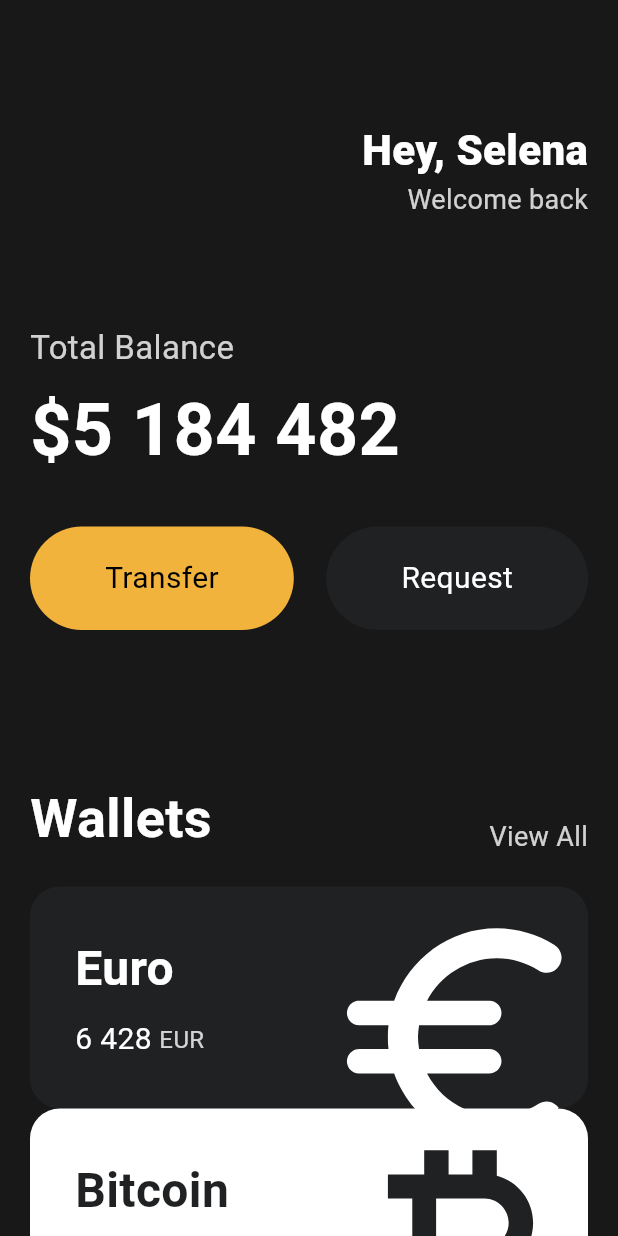
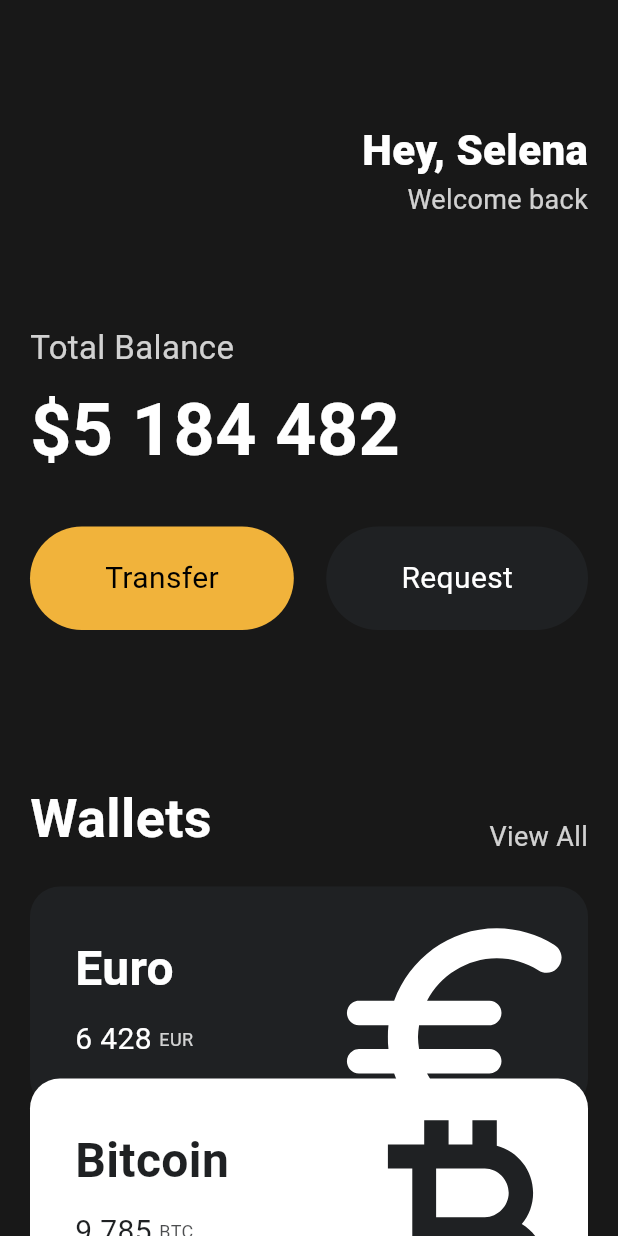
Before and after one commit to sdcomms4227/toonflix, a Flutter app: the screen it shows after launch, on a phone screen of 412 x 824 dp. Run offline on Flutter 3.47's test engine with Material 3 defaults, Android fonts, the phone set to English and light mode, and no system bars.

Commit message:
Complete 3rd.

```diff
--- a/lib/main.dart
+++ b/lib/main.dart
@@ -12,7 +12,8 @@ class App extends StatelessWidget {
     return MaterialApp(
       home: Scaffold(
         backgroundColor: Color(0xFF181818),
-        body: Padding(
+        body: SingleChildScrollView(
+          child: Padding(
             padding: EdgeInsets.symmetric(horizontal: 20),
             child: Column(
               crossAxisAlignment: CrossAxisAlignment.start,
@@ -105,6 +106,7 @@ class App extends StatelessWidget {
                   amount: '6 428',
                   icon: Icons.euro_rounded,
                   isInverted: false,
+                  order: 1,
                 ),
                 CurrencyCard(
                   name: 'Bitcoin',
@@ -112,8 +114,18 @@ class App extends StatelessWidget {
                   amount: '9 785',
                   icon: Icons.currency_bitcoin,
                   isInverted: true,
+                  order: 2,
+                ),
+                CurrencyCard(
+                  name: 'Dollar',
+                  code: 'USD',
+                  amount: '428',
+                  icon: Icons.attach_money_outlined,
+                  isInverted: false,
+                  order: 3,
                 ),
               ],
+            ),
           ),
         ),
       ),
@@ -155,6 +167,7 @@ class CurrencyCard extends StatelessWidget {
   final String name, code, amount;
   final IconData icon;
   final bool isInverted;
+  final int order;
 
   final blackColor = Color(0xFF1F2123);
 
@@ -165,11 +178,14 @@ class CurrencyCard extends StatelessWidget {
     required this.amount,
     required this.icon,
     required this.isInverted,
+    required this.order,
   });
 
   @override
   Widget build(BuildContext context) {
-    return Container(
+    return Transform.translate(
+      offset: Offset(0, -20 * (order - 1)),
+      child: Container(
         clipBehavior: Clip.hardEdge,
         decoration: BoxDecoration(
           color: isInverted ? Colors.white : Color(0xFF1F2123),
@@ -209,7 +225,7 @@ class CurrencyCard extends StatelessWidget {
                               isInverted
                                   ? blackColor.withOpacity(0.8)
                                   : Colors.white.withOpacity(0.8),
-                        fontSize: 16,
+                          fontSize: 12,
                         ),
                       ),
                     ],
@@ -230,6 +246,7 @@ class CurrencyCard extends StatelessWidget {
             ],
           ), // Row
         ), // Padding
-    ); // Container
+      ), // Container
+    ); // Transform
   }
 }
```
Lines whose indentation alone changed are shown as unchanged.
